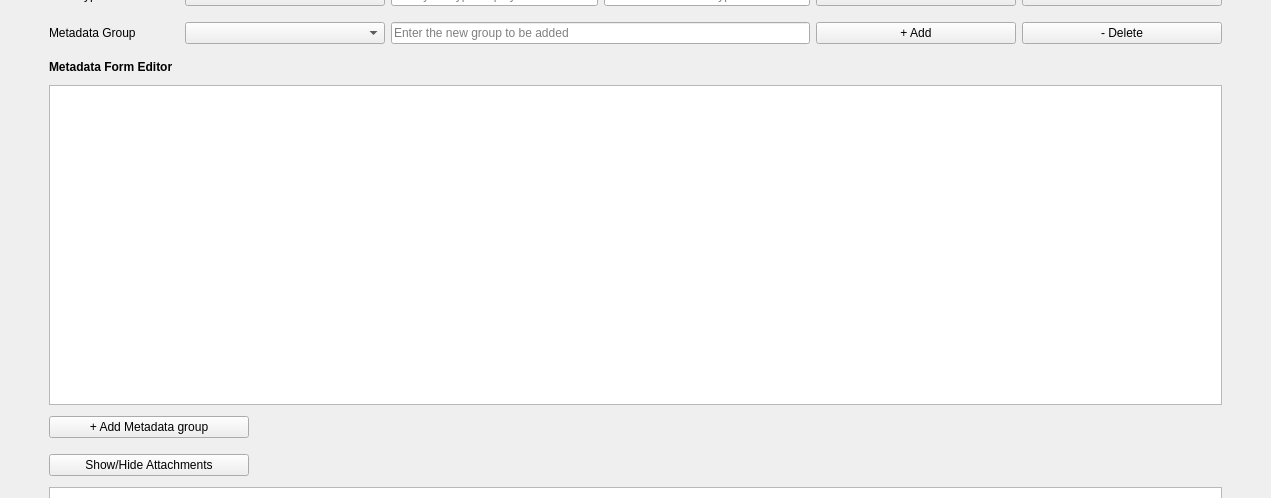
First picture: the form in pasta_eln/GUI/data_hierarchy/data_hierarchy_editor_dialog_base.ui, repository PASTA-ELN/pasta-eln, before the edit; both pictures show x 0 to 1271 and y 109 to 607 of the 1271 by 845 pixel window.
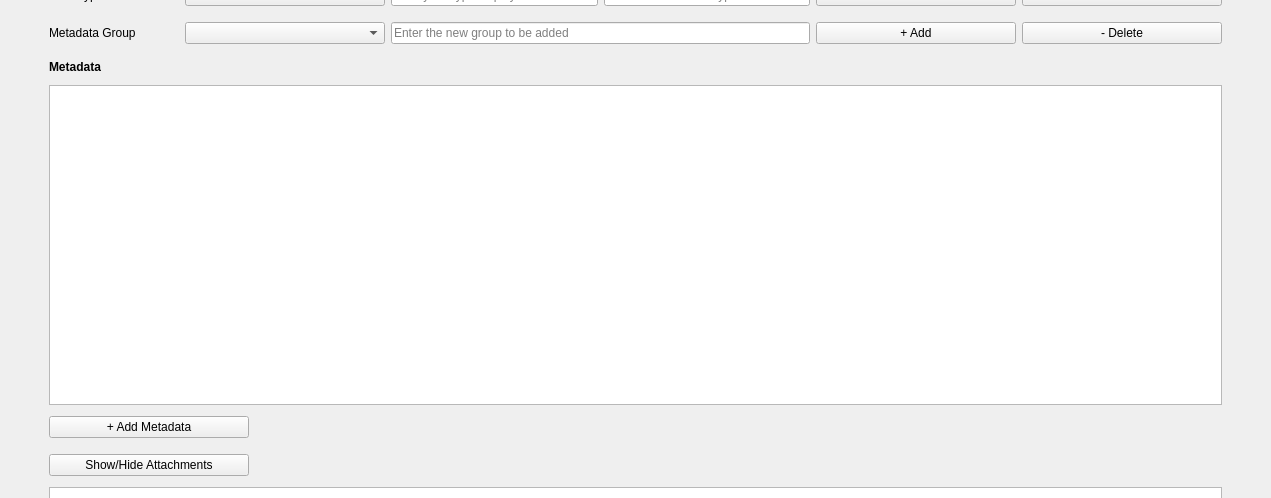
Second picture: the form after the edit.

Commit message: - Altered the textual information for buttons, labels & tooltips in data_hierarchy_editor_dialog_base.ui and create_type_dialog_base.ui.

The edit to the form file:
```diff
--- a/pasta_eln/GUI/data_hierarchy/data_hierarchy_editor_dialog_base.ui
+++ b/pasta_eln/GUI/data_hierarchy/data_hierarchy_editor_dialog_base.ui
@@ -440,7 +440,7 @@
              <string>Add a new metadata row to the above table with empty values</string>
             </property>
             <property name="text">
-             <string>+ Add Metadata group</string>
+             <string>+ Add Metadata</string>
             </property>
            </widget>
           </item>
@@ -526,7 +526,7 @@
              </font>
             </property>
             <property name="text">
-             <string>Metadata Form Editor</string>
+             <string>Metadata</string>
             </property>
            </widget>
           </item>
```
Left out of the diff: 2 changed lines with no effect on the pictures. The commit also changes 3 other files.
